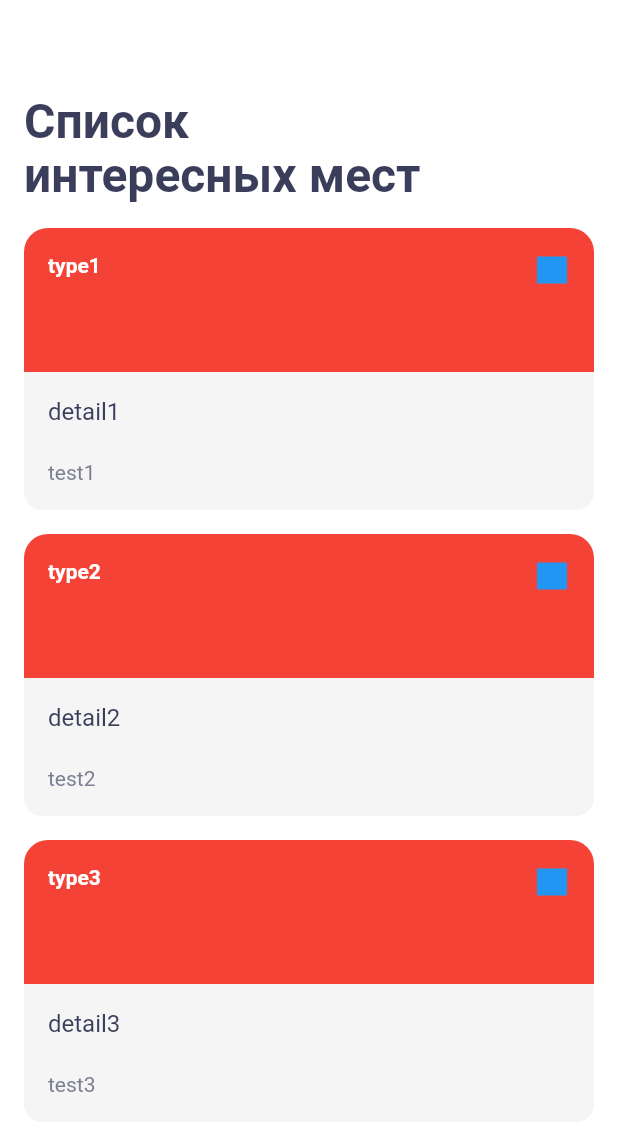
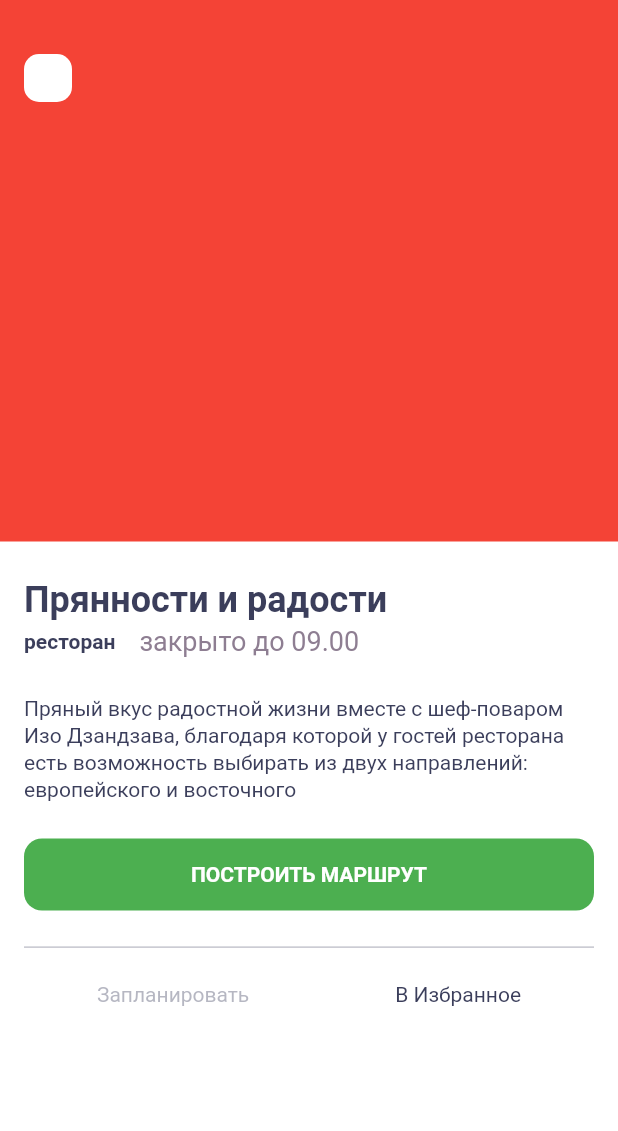
Before and after one commit to ivanthespacebiker/Flutterplaces, a Flutter app: the screen it shows after launch, on a phone screen of 412 x 824 dp. Shown: the top 1131 px of the screen. Run offline on Flutter 3.47's test engine with Material 2 defaults, Android fonts, the phone set to English and light mode, and no system bars.

Commit message:
SightDetails

```diff
--- a/lib/main.dart
+++ b/lib/main.dart
@@ -1,5 +1,8 @@
 import 'package:flutter/material.dart';
+import 'package:places/ui/screen/SightDetails.dart';
 import 'package:places/ui/screen/sight_list_screen.dart';
+import 'mocks.dart';
+
 
 void main() {
   runApp(App());
@@ -10,7 +13,8 @@ class App extends StatelessWidget {
   Widget build(BuildContext context) {
     return new MaterialApp(
       title: 'My title',
-      home: SightListScreen(),
+      //home: SightListScreen(),
+      home: SightDetails(mocks[0]),
     );
   }
 }
--- /dev/null
+++ b/lib/ui/screen/SightDetails.dart
@@ -0,0 +1,213 @@
+// Экран детализации интересного места
+
+import 'package:flutter/material.dart';
+import 'package:flutter/widgets.dart';
+import "../../domain/sight.dart";
+
+class SightDetails extends StatefulWidget {
+  final Sight _sight;
+  @override
+  _SightDetailsState createState() => _SightDetailsState();
+
+  SightDetails(this._sight);
+}
+
+class _SightDetailsState extends State<SightDetails> {
+  @override
+  Widget build(BuildContext context) {
+    return Scaffold(
+      backgroundColor: Colors.white,
+      body: Container(
+        child: SingleChildScrollView(
+          child: Column(
+            children: [
+              Container(
+                alignment: Alignment.topLeft,
+                color: Colors.red,
+                child: ConstrainedBox(
+                  constraints: BoxConstraints(minHeight: 361),
+                  child: Container(
+                    padding: EdgeInsets.only(left: 16, top: 36),
+                    child: UnconstrainedBox(
+                      alignment: Alignment.topLeft,
+                      child: SizedBox(
+                        width: 32,
+                        height: 32,
+                        child: Container(
+                          decoration: BoxDecoration(
+                            borderRadius: BorderRadius.all(Radius.circular(10)),
+                            color: Colors.white,
+                          ),
+                        ),
+                      ),
+                    ),
+                  ),
+                ),
+              ),
+              Container(
+                alignment: Alignment.topLeft,
+                padding: EdgeInsets.only(
+                  left: 16,
+                  right: 16,
+                  top: 24,
+                ),
+                child: Text(
+                  "Прянности и радости",
+                  style: TextStyle(
+                    color: Color.fromRGBO(59, 62, 91, 1),
+                    fontSize: 24,
+                    fontWeight: FontWeight.w700,
+                    fontStyle: FontStyle.normal,
+                    height: 1.2,
+                  ),
+                ),
+              ),
+              Container(
+                alignment: Alignment.topLeft,
+                padding: EdgeInsets.only(
+                  left: 16,
+                  right: 16,
+                  top: 2,
+                ),
+                child: Row(
+                  children: [
+                    Container(
+                      alignment: Alignment.topLeft,
+                      padding: EdgeInsets.only(
+                        right: 16,
+                      ),
+                      child: Text(
+                        "ресторан",
+                        style: TextStyle(
+                          color: Color.fromRGBO(59, 62, 91, 1),
+                          fontSize: 14,
+                          fontWeight: FontWeight.w700,
+                          fontStyle: FontStyle.normal,
+                          height: 1.29,
+                        ),
+                      ),
+                    ),
+                    Container(
+                      alignment: Alignment.topLeft,
+                      child: Text(
+                        "закрыто до 09.00",
+                        style: TextStyle(
+                          color: Color.fromRGBO(142, 126, 146, 1),
+                          fontSize: 18,
+                          fontWeight: FontWeight.w400,
+                          fontStyle: FontStyle.normal,
+                          height: 1.29,
+                        ),
+                      ),
+                    ),
+                  ],
+                ),
+              ),
+              Container(
+                alignment: Alignment.topLeft,
+                padding: EdgeInsets.only(
+                  left: 16,
+                  right: 16,
+                  top: 24,
+                ),
+                child: Text(
+                  "Пряный вкус радостной жизни вместе с шеф-поваром Изо Дзандзава, благодаря которой у гостей ресторана есть возможность выбирать из двух направлений: европейского и восточного",
+                  style: TextStyle(
+                    color: Color.fromRGBO(59, 62, 91, 1),
+                    fontSize: 14,
+                    fontWeight: FontWeight.w400,
+                    fontStyle: FontStyle.normal,
+                    height: 1.29,
+                  ),
+                ),
+              ),
+              Container(
+                alignment: Alignment.center,
+                margin: EdgeInsets.only(
+                  left: 16,
+                  right: 16,
+                  top: 24,
+                ),
+                decoration: BoxDecoration(
+                  borderRadius: BorderRadius.all(Radius.circular(12)),
+                  color: Color.fromRGBO(76, 175, 80, 1),
+                ),
+                child: SizedBox(
+                  height: 48,
+                  child: Center(
+                    child: Text(
+                      "ПОСТРОИТЬ МАРШРУТ",
+                      style: TextStyle(
+                        color: Colors.white,
+                        fontSize: 14,
+                        fontWeight: FontWeight.bold,
+                        fontStyle: FontStyle.normal,
+                        height: 1.29,
+                      ),
+                    ),
+                  ),
+                ),
+              ),
+              Container(
+                margin: EdgeInsets.only(
+                  left: 16,
+                  right: 16,
+                  top: 24,
+                ),
+                decoration: BoxDecoration(
+                  border: new Border(
+                    top: new BorderSide(
+                        color: Color.fromRGBO(124, 126, 146, 0.56),
+                        width: 0.8,
+                        style: BorderStyle.solid),
+                  ),
+                ),
+                child: Row(
+                  mainAxisAlignment: MainAxisAlignment.spaceAround,
+                  children: [
+                    Container(
+                      margin: EdgeInsets.only(top: 11),
+                      child: SizedBox(
+                        height: 40,
+                        child: Center(
+                          child: Text(
+                            "Запланировать",
+                            style: TextStyle(
+                              color: Color.fromRGBO(124, 126, 146, 0.56),
+                              fontSize: 14,
+                              fontWeight: FontWeight.w400,
+                              fontStyle: FontStyle.normal,
+                              height: 1.29,
+                            ),
+                          ),
+                        ),
+                      ),
+                    ),
+                    Container(
+                      margin: EdgeInsets.only(top: 11),
+                      child: SizedBox(
+                        height: 40,
+                        child: Center(
+                          child: Text(
+                            "В Избранное",
+                            style: TextStyle(
+                              color: Color.fromRGBO(59, 62, 91, 1),
+                              fontSize: 14,
+                              fontWeight: FontWeight.w400,
+                              fontStyle: FontStyle.normal,
+                              height: 1.29,
+                            ),
+                          ),
+                        ),
+                      ),
+                    ),
+                  ],
+                ),
+              ),
+            ],
+          ),
+        ),
+      ),
+    );
+  }
+}
```
